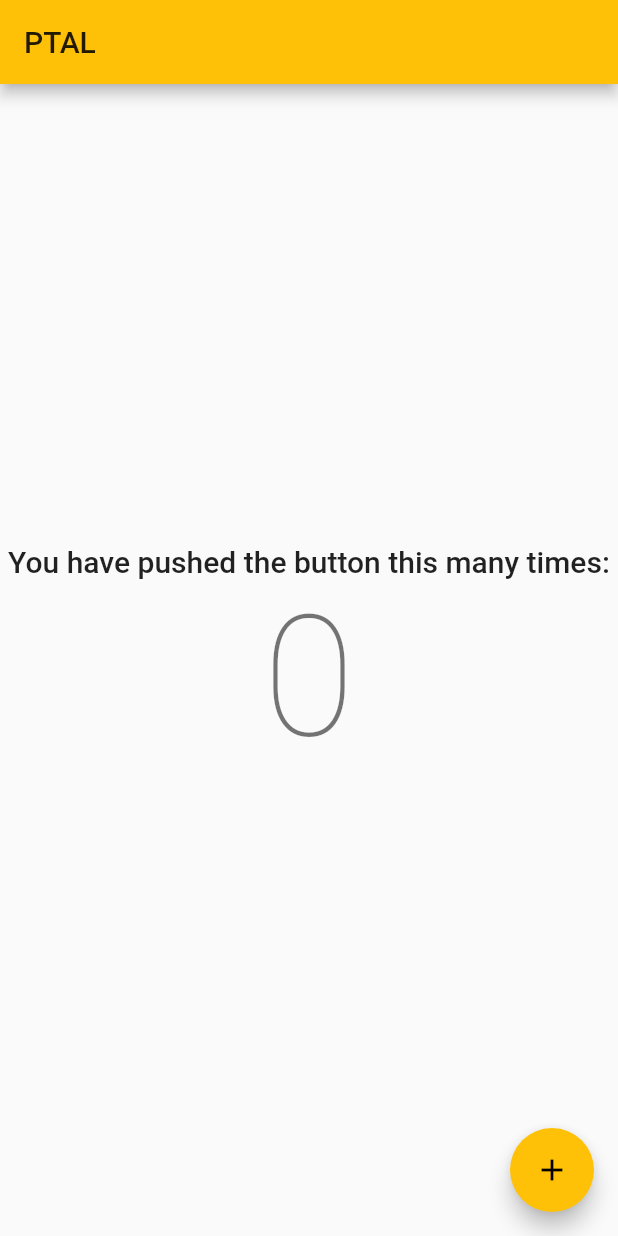
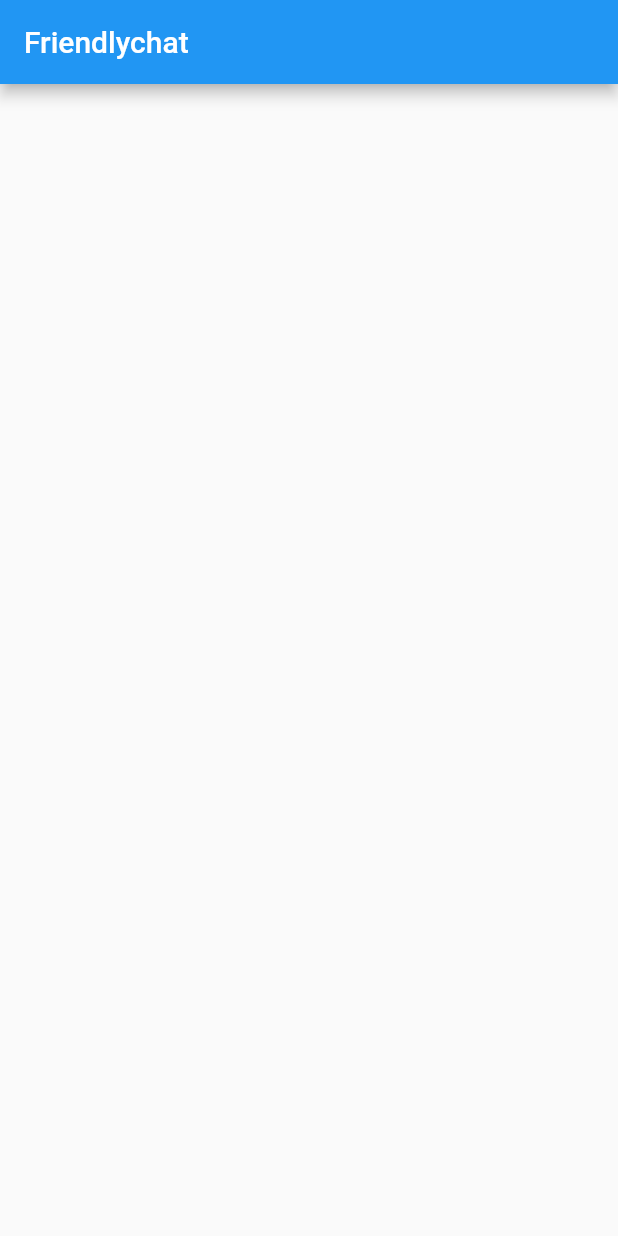
Before and after one commit to kpsroka/ptal, a Flutter app: the screen it shows after launch, on a phone screen of 412 x 824 dp. Run offline on Flutter 3.47's test engine with Material 2 defaults, Android fonts, the phone set to English and light mode, and no system bars.

Commit message:
Update to the Workshop starting point

```diff
--- a/ptal/lib/main.dart
+++ b/ptal/lib/main.dart
@@ -1,63 +1,24 @@
 import 'package:flutter/material.dart';
 
-void main() => runApp(new MyApp());
+void main() {
+  runApp(new FriendlychatApp());
+}
 
-class MyApp extends StatelessWidget {
+class FriendlychatApp extends StatelessWidget {
   @override
   Widget build(BuildContext context) {
     return new MaterialApp(
-      title: 'PTAL',
-      theme: new ThemeData(
-        primarySwatch: Colors.amber,
-      ),
-      home: new MyHomePage(title: 'PTAL'),
+      title: "Friendlychat",
+      home: new ChatScreen(),
     );
   }
 }
 
-class MyHomePage extends StatefulWidget {
-  MyHomePage({Key key, this.title}) : super(key: key);
-  final String title;
-
-  @override
-  _MyHomePageState createState() => new _MyHomePageState();
-}
-
-class _MyHomePageState extends State<MyHomePage> {
-  int _counter = 0;
-
-  void _incrementCounter() {
-    setState(() {
-      _counter++;
-    });
-  }
-
+class ChatScreen extends StatelessWidget {
   @override
   Widget build(BuildContext context) {
     return new Scaffold(
-      appBar: new AppBar(
-        title: new Text(widget.title),
-      ),
-      body: new Center(
-        child: new Column(
-          mainAxisAlignment: MainAxisAlignment.center,
-          children: <Widget>[
-            new Text(
-              'You have pushed the button this many times:',
-              style: Theme.of(context).textTheme.title,
-            ),
-            new Text(
-              '$_counter',
-              style: Theme.of(context).textTheme.display4,
-            ),
-          ],
-        ),
-      ),
-      floatingActionButton: new FloatingActionButton(
-        onPressed: _incrementCounter,
-        tooltip: 'Increment',
-        child: new Icon(Icons.add),
-      ),
+      appBar: new AppBar(title: new Text("Friendlychat")),
     );
   }
 }
```
